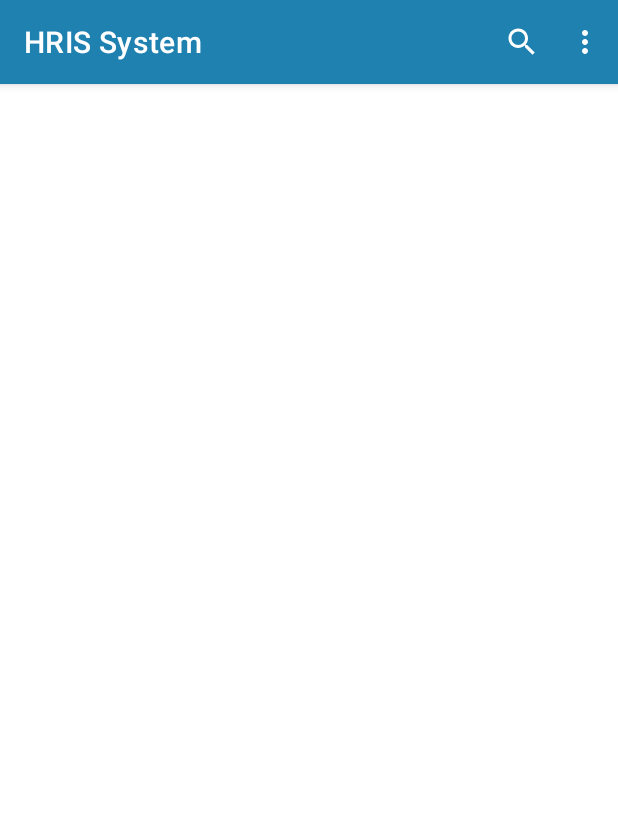
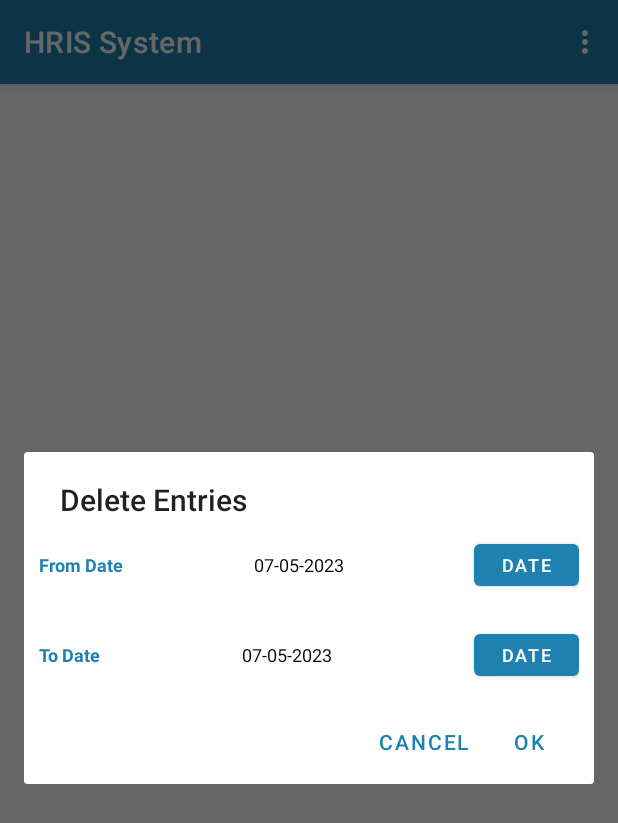
Before and after one commit to ziaThegeek/Android-Projects, an Android app: the userActivities screen opened directly, with no data from a screen before it, in the options menu, after a tap on "Delete Entries", on a phone screen of 412 x 824 dp. Shown: the top 823 px of the screen. Run offline under Robolectric (Android 15) with nearby library versions, the phone set to English and light mode, and no system bars; our stand-ins replace Firebase (no records; nobody signed in at launch, a user with empty details on screens opened directly); libraries missing offline, so code that uses them is left out: jxl.write.

Commit message:
Added functionality to delete user checkIn History from a specific date to a specific date

```diff
--- a/app/src/main/java/com/example/hrissystem/userActivities.java
+++ b/app/src/main/java/com/example/hrissystem/userActivities.java
@@ -12,6 +12,7 @@ import android.app.DatePickerDialog;
 import android.content.DialogInterface;
 import android.content.Intent;
 import android.content.pm.PackageManager;
+import android.graphics.drawable.Icon;
 import android.net.Uri;
 import android.os.Bundle;
 import android.os.Environment;
@@ -34,6 +35,8 @@ import com.google.firebase.database.DatabaseReference;
 import com.google.firebase.database.FirebaseDatabase;
 import com.google.firebase.database.Query;
 import com.google.firebase.database.ValueEventListener;
+
+import org.w3c.dom.Text;
 
 import java.io.File;
 import java.text.SimpleDateFormat;
@@ -73,29 +76,80 @@ public class userActivities extends AppCompatActivity {
                 export2Excel();
                 return  true;
             case R.id.delete_entries:
-                //TODO to be implemented
-                return true;
-            case R.id.searchView:
-                SearchView searchView = (SearchView) item.getActionView();
-                searchView.setOnQueryTextListener(new SearchView.OnQueryTextListener() {
+                TextView fromDateText,toDateText;
+                Button   fromDateBtn,toDateBtn;
+                AlertDialog.Builder builder = new AlertDialog.Builder(this);
+                View dialogView = getLayoutInflater().inflate(R.layout.delete_entries_dialog, null);
+                fromDateText=dialogView.findViewById(R.id.from_date);
+                toDateText=dialogView.findViewById(R.id.to_date);
+                fromDateBtn=dialogView.findViewById(R.id.select_fromDate_btn);
+                toDateBtn=dialogView.findViewById(R.id.select_todate_btn);
+                fromDateText.setText(getCurrentDate());
+                toDateText.setText(getCurrentDate());
+                fromDateBtn.setOnClickListener(new View.OnClickListener() {
                     @Override
-                    public boolean onQueryTextSubmit(String query) {
-                        // Perform search operation here
-
-                        return true;
-                    }
-
-                    @Override
-                    public boolean onQueryTextChange(String newText) {
-                        // Update search results here
-                        return true;
+                    public void onClick(View view) {
+                        setDateFromDialog(fromDateText);
                     }
                 });
+                toDateBtn.setOnClickListener(new View.OnClickListener() {
+                    @Override
+                    public void onClick(View view) {
+                        setDateFromDialog(toDateText);
+                    }
+                });
+
+                builder.setView(dialogView);
+                builder.setTitle("Delete Entries");
+                builder.setPositiveButton("OK", new DialogInterface.OnClickListener() {
+                    @Override
+                    public void onClick(DialogInterface dialog, int which) {
+                        // Handle the button click
+                        deleteEntries deleteEntries=new deleteEntries(userActivities.this);
+                        deleteEntries.execute(fromDateText.getText().toString().trim(),
+                                toDateText.getText().toString().trim());
+
+                    }
+                });
+                builder.setNegativeButton("Cancel", new DialogInterface.OnClickListener() {
+                    @Override
+                    public void onClick(DialogInterface dialog, int which) {
+                        // Handle the button click
+                    }
+                });
+                AlertDialog dialog = builder.create();
+                dialog.show();
+
+
+
                 return true;
+
             default:
                 return super.onOptionsItemSelected(item);
         }
     }
+
+    private void setDateFromDialog(TextView textView) {
+        DatePickerDialog datePickerDialog = new DatePickerDialog(userActivities.this,
+                new DatePickerDialog.OnDateSetListener() {
+
+                    @Override
+                    public void onDateSet(DatePicker view, int year,
+                                          int monthOfYear, int dayOfMonth) {
+
+                        textView.setText(String.format("%02d",dayOfMonth) + "-" + String.format("%02d",monthOfYear+1) + "-" + String.format("%04d",year));
+
+                    }
+                }, getYear(textView.getText().toString().trim()),
+                getMonth(textView.getText().toString().trim()),
+                getDay(textView.getText().toString())
+
+                );
+
+        datePickerDialog.show();
+
+    }
+
 
     @Override
     protected void onCreate(Bundle savedInstanceState) {
@@ -449,5 +503,23 @@ dateText.setOnClickListener(new View.OnClickListener() {
             }
         });
     }
+    public String getCurrentDate() {
+
+
+        String currentDate = new SimpleDateFormat("dd-MM-yyyy", Locale.getDefault()).format(new java.util.Date());
+        return currentDate;
+    }
+    private Integer getDay(String date)
+    {
+        return Integer.parseInt(date.substring(0,2));
+    }
+    private Integer getMonth(String date)
+    {
+      return   Integer.parseInt(date.substring(3,5))-1;
+    } private Integer getYear(String date)
+    {
+       return Integer.parseInt(date.substring(6));
+    }
+
 
 }
--- /dev/null
+++ b/app/src/main/res/layout/delete_entries_dialog.xml
@@ -0,0 +1,84 @@
+<?xml version="1.0" encoding="utf-8"?>
+<LinearLayout xmlns:android="http://schemas.android.com/apk/res/android"
+    android:layout_width="match_parent"
+    android:layout_height="match_parent"
+    android:orientation="vertical"
+    android:gravity="center"
+    >
+
+    <RelativeLayout
+        android:layout_width="match_parent"
+        android:layout_height="wrap_content"
+        android:layout_gravity="center"
+        android:layout_margin="10sp"
+        >
+        <TextView
+            android:layout_width="wrap_content"
+            android:layout_height="wrap_content"
+            android:text="From Date"
+            android:textStyle="bold"
+            android:textColor="@color/cardBackGround"
+            android:layout_alignParentLeft="true"
+            android:id="@+id/from_date_title"
+           android:layout_alignBaseline="@id/select_fromDate_btn"
+            android:textSize="12sp"/>
+        <TextView
+            android:layout_width="wrap_content"
+            android:layout_height="wrap_content"
+            android:text="00-00-0000"
+            android:textColor="@color/black"
+            android:gravity="center"
+            android:id="@+id/from_date"
+            android:layout_alignBaseline="@id/select_fromDate_btn"
+            android:layout_toRightOf="@id/from_date_title"
+            android:layout_toLeftOf="@id/select_fromDate_btn"
+
+            android:textSize="12sp"/>
+        <Button
+            android:layout_width="70sp"
+            android:layout_height="40sp"
+           android:layout_alignParentRight="true"
+            android:id="@+id/select_fromDate_btn"
+            android:textSize="12sp"
+            android:text="Date"/>
+
+    </RelativeLayout>
+    <RelativeLayout
+        android:layout_width="match_parent"
+        android:layout_height="wrap_content"
+        android:layout_gravity="center"
+        android:layout_margin="10sp"
+        >
+        <TextView
+            android:layout_width="wrap_content"
+            android:layout_height="wrap_content"
+            android:text="To Date"
+            android:textColor="@color/cardBackGround"
+            android:layout_alignParentLeft="true"
+            android:id="@+id/to_date_title"
+            android:textStyle="bold"
+            android:layout_alignBaseline="@id/select_todate_btn"
+            android:textSize="12sp"/>
+        <TextView
+            android:layout_width="wrap_content"
+            android:layout_height="wrap_content"
+            android:text="00-00-0000"
+            android:textColor="@color/black"
+            android:gravity="center"
+            android:id="@+id/to_date"
+            android:layout_alignBaseline="@id/select_todate_btn"
+            android:layout_toRightOf="@id/to_date_title"
+            android:layout_toLeftOf="@id/select_todate_btn"
+
+            android:textSize="12sp"/>
+        <Button
+            android:layout_width="70sp"
+            android:layout_height="40sp"
+            android:layout_alignParentRight="true"
+            android:id="@+id/select_todate_btn"
+            android:textSize="12sp"
+
+            android:text="Date"/>
+
+    </RelativeLayout>
+</LinearLayout>
--- a/app/src/main/res/menu/user_activity_menu.xml
+++ b/app/src/main/res/menu/user_activity_menu.xml
@@ -2,17 +2,18 @@
 <menu xmlns:android="http://schemas.android.com/apk/res/android"
     xmlns:app="http://schemas.android.com/apk/res-auto">
 
-    <item android:id="@+id/searchView"
-        android:icon="@drawable/search_white"
-        app:showAsAction="always"
-        app:actionViewClass="android.widget.SearchView"
-        android:title="Search">
+<!--    <item android:id="@+id/searchView"-->
+<!--        android:icon="@drawable/search_white"-->
+<!--        app:showAsAction="always"-->
+<!--        app:actionViewClass="android.widget.SearchView"-->
+<!--        android:title="Search">-->
 
-    </item>
+<!--    </item>-->
     <item
     android:title="Download in Excel"
     android:id="@+id/export_to_excel"
-   /><item
+   />
+    <item
     android:title="Delete Entries"
     android:id="@+id/delete_entries"
    />
```
Also changed, not shown: app/src/main/java/com/example/hrissystem/deleteEntries.java (added, +91 -0 lines).
